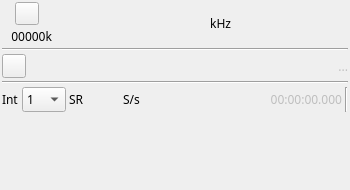
This is plugins/samplesink/filesink/filesinkgui.ui in f4exb/sdrangel as Qt 5 draws it before an edit. The edited form follows.
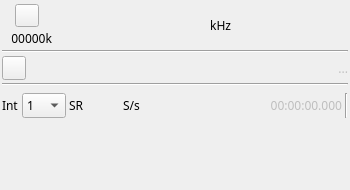
This is the edited form. Icons and pictures are not drawn. Custom widgets are drawn as their Qt base class.

```diff
--- a/plugins/samplesink/filesink/filesinkgui.ui
+++ b/plugins/samplesink/filesink/filesinkgui.ui
@@ -49,6 +49,9 @@
    </property>
    <item>
     <layout class="QHBoxLayout" name="horizontalLayout_freq">
+     <property name="topMargin">
+      <number>2</number>
+     </property>
      <item>
       <layout class="QVBoxLayout" name="deviceUILayout">
        <item>
@@ -226,6 +229,9 @@
    </item>
    <item>
     <layout class="QHBoxLayout" name="rateControlLayout">
+     <property name="topMargin">
+      <number>4</number>
+     </property>
      <item>
       <widget class="QLabel" name="interpLabel">
        <property name="text">
```
Left out of the diff: 4 changed lines with no effect on the pictures.
